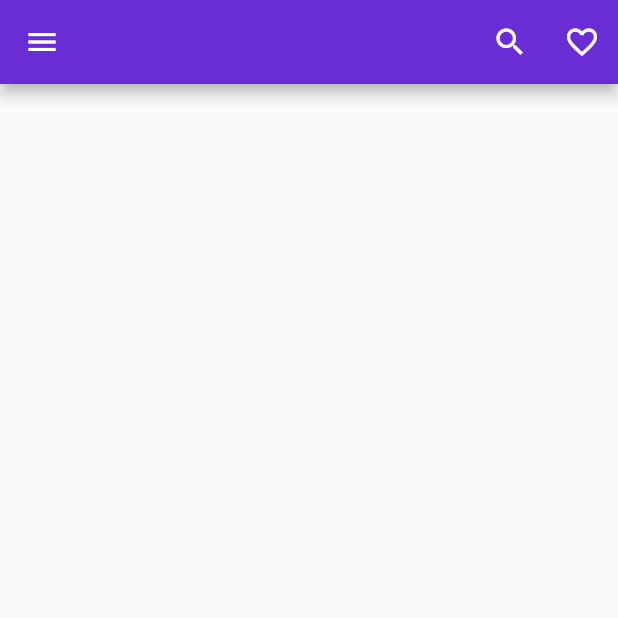
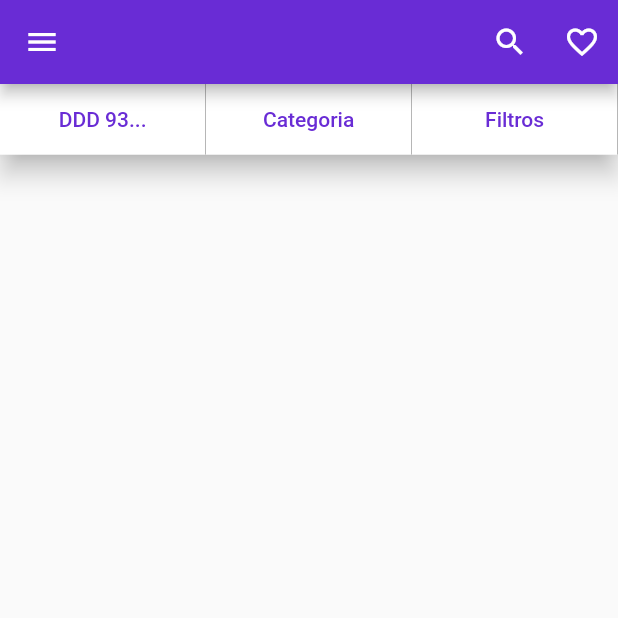
Before and after one commit to MarceloFigueira/clone_olx, a Flutter app: the screen it shows after launch, on a phone screen of 412 x 824 dp, the top half of it. Run offline on Flutter 3.47's test engine with Material 2 defaults, Android fonts, the light colour scheme and no system bars.

Commit message:
create tabbar

```diff
--- /dev/null
+++ b/lib/components/tabbar.dart
@@ -0,0 +1,43 @@
+import 'package:flutter/material.dart';
+
+class TabBart extends StatelessWidget {
+  const TabBart({Key? key}) : super(key: key);
+
+  _button(context, String text) {
+    return InkWell(
+      onTap: () {},
+      child: Container(
+        width: MediaQuery.of(context).size.width / 3,
+        height: 47,
+        decoration: const BoxDecoration(
+          color: Colors.white,
+          border: Border(
+            right: BorderSide(color: Colors.grey, width: 0.5),
+          ),
+        ),
+        child: Center(
+          child: Text(
+            text,
+            style: TextStyle(
+                color: Theme.of(context).primaryColor,
+                fontWeight: FontWeight.w500),
+          ),
+        ),
+      ),
+    );
+  }
+
+  @override
+  Widget build(BuildContext context) {
+    return Material(
+      elevation: 7,
+      child: Row(
+        children: [
+          _button(context, "DDD 93..."),
+          _button(context, "Categoria"),
+          _button(context, "Filtros"),
+        ],
+      ),
+    );
+  }
+}
--- a/lib/home.dart
+++ b/lib/home.dart
@@ -1,3 +1,4 @@
+import 'package:clone_olx/components/tabbar.dart';
 import 'package:flutter/material.dart';
 
 class HomeWidget extends StatefulWidget {
@@ -28,6 +29,11 @@ class _HomeWidgetState extends State<HomeWidget> {
           ),
         ],
       ),
+      body: Column(
+        children: const [
+          TabBart(),
+        ],
+      ),
     );
   }
 }
```
